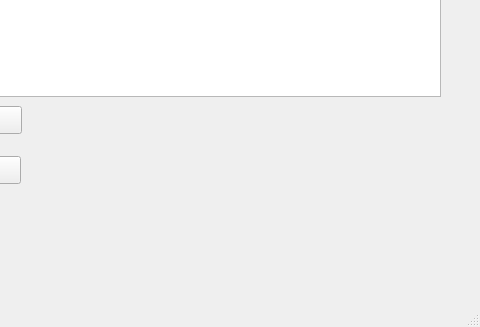
This is mainwindow.ui in 1511545190/AutoController as Qt 5 draws it before an edit; both pictures show x 320 to 800 and y 273 to 600 of the 800 by 600 pixel window. The edited form follows.
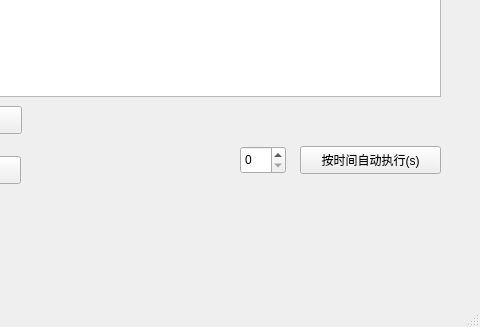
This is the edited form.

Commit message: add Timer to auto run task

Diff of the .ui file:
```diff
--- a/mainwindow.ui
+++ b/mainwindow.ui
@@ -138,6 +138,29 @@
      <string>置顶窗口</string>
     </property>
    </widget>
+   <widget class="QPushButton" name="btn_auto_time_run">
+    <property name="geometry">
+     <rect>
+      <x>620</x>
+      <y>390</y>
+      <width>141</width>
+      <height>28</height>
+     </rect>
+    </property>
+    <property name="text">
+     <string>按时间自动执行(s)</string>
+    </property>
+   </widget>
+   <widget class="QSpinBox" name="timespin">
+    <property name="geometry">
+     <rect>
+      <x>560</x>
+      <y>390</y>
+      <width>46</width>
+      <height>28</height>
+     </rect>
+    </property>
+   </widget>
   </widget>
   <widget class="QMenuBar" name="menubar">
    <property name="geometry">
```
The commit also changes 3 other files.
